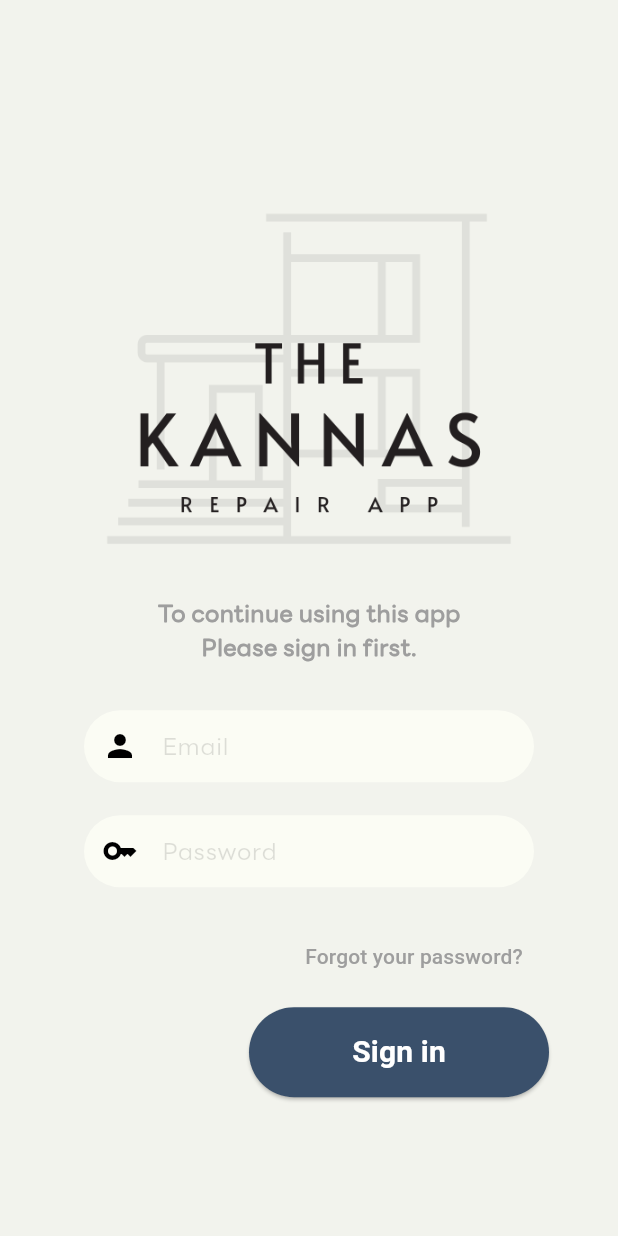
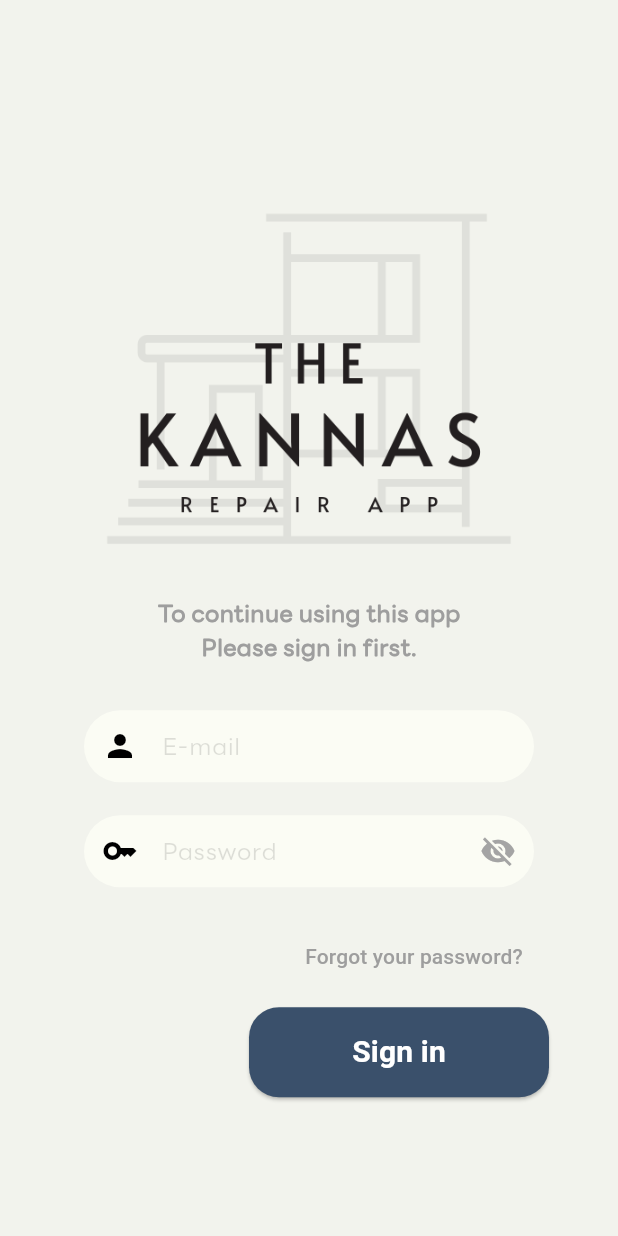
Before and after one commit to xzzdz/hotel_app, a Flutter app: the screen it shows after launch, on a phone screen of 412 x 824 dp. Run offline on Flutter 3.47's test engine with Material 3 defaults, Android fonts, the phone set to English and light mode, and no system bars.

Commit message:
hide pass

```diff
--- a/lib/screens/login.dart
+++ b/lib/screens/login.dart
@@ -9,7 +9,6 @@ import 'home.dart';
 
 class Login extends StatefulWidget {
   const Login({super.key});
-
   @override
   State<Login> createState() => _LoginState();
 }
@@ -19,6 +18,8 @@ class _LoginState extends State<Login> {
 
   TextEditingController email = TextEditingController();
   TextEditingController password = TextEditingController();
+
+  bool _obscurePassword = true; // กำหนดให้รหัสผ่านไม่แสดงเริ่มต้น
   Future sign_in() async {
     // เปลี่ยน URL เป็น URL ของ login.php
     String url =
@@ -127,7 +128,7 @@ class _LoginState extends State<Login> {
                       ),
                       decoration: InputDecoration(
                         prefixIcon: Icon(Icons.person, color: Colors.black),
-                        hintText: "Email",
+                        hintText: "E-mail",
                         hintStyle: TextStyle(
                           color: Colors.black12,
                           fontFamily: Font_.Fonts_T,
@@ -153,7 +154,6 @@ class _LoginState extends State<Login> {
                       controller: email,
                     ),
                   ),
-                  // const SizedBox(height: 10),
                   SizedBox(
                     width: 300,
                     height: 70,
@@ -179,6 +179,20 @@ class _LoginState extends State<Login> {
                           borderSide: BorderSide.none,
                           borderRadius: BorderRadius.circular(30),
                         ),
+                        suffixIcon: IconButton(
+                          icon: Icon(
+                            _obscurePassword
+                                ? Icons.visibility_off
+                                : Icons.visibility,
+                            color: const Color.fromARGB(255, 164, 164, 164),
+                          ),
+                          onPressed: () {
+                            setState(() {
+                              _obscurePassword =
+                                  !_obscurePassword; // เปลี่ยนสถานะการแสดงรหัสผ่าน
+                            });
+                          },
+                        ),
                       ),
                       validator: (val) {
                         if (val!.isEmpty) {
@@ -187,8 +201,11 @@ class _LoginState extends State<Login> {
                         return null;
                       },
                       controller: password,
+                      obscureText:
+                          _obscurePassword, // ใช้ตัวแปร _obscurePassword
                     ),
                   ),
+
                   // const SizedBox(height: 20),
                   Padding(
                     padding: const EdgeInsets.only(left: 140),
@@ -210,7 +227,7 @@ class _LoginState extends State<Login> {
                         style: ElevatedButton.styleFrom(
                           backgroundColor: bottoncolor, // สีปุ่มเข้ม
                           shape: RoundedRectangleBorder(
-                            borderRadius: BorderRadius.circular(30),
+                            borderRadius: BorderRadius.circular(20),
                           ),
                         ),
                         onPressed: () {
```
